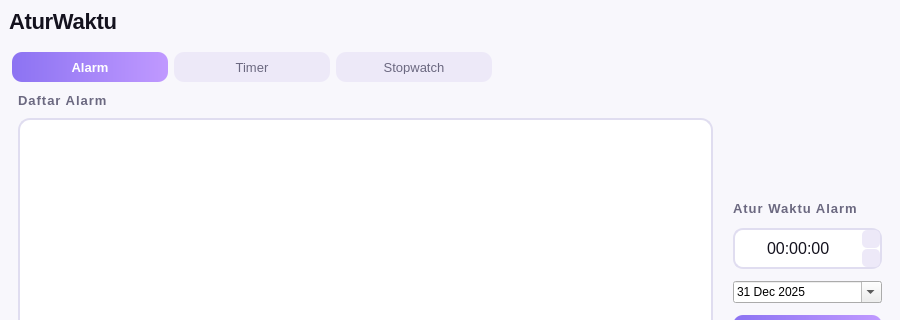
Before: the Qt Designer form mainwindow.ui in ToraEleazarTarigan-251401037/AturWaktu, drawn with Qt 5; both pictures show x 0 to 900 and y 0 to 320 of the 900 by 600 pixel window.
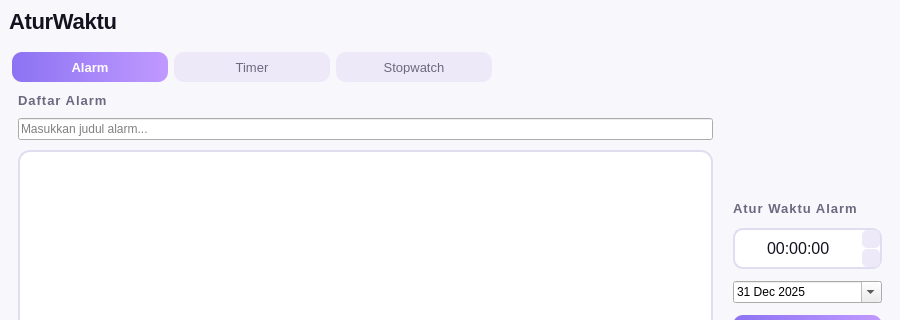
After: the same form once the commit is applied.

Commit message: Judul Alarm

```diff
--- a/mainwindow.ui
+++ b/mainwindow.ui
@@ -245,6 +245,13 @@
             </property>
            </widget>
           </item>
+          <item>
+           <widget class="QLineEdit" name="lineEditAlarmTitle">
+            <property name="placeholderText">
+             <string>Masukkan judul alarm...</string>
+            </property>
+           </widget>
+          </item>
           <item>
            <widget class="QListWidget" name="listAlarm"/>
           </item>
```
Left out of the diff: 29 changed lines with no effect on the pictures. The commit also changes 647 other files.
